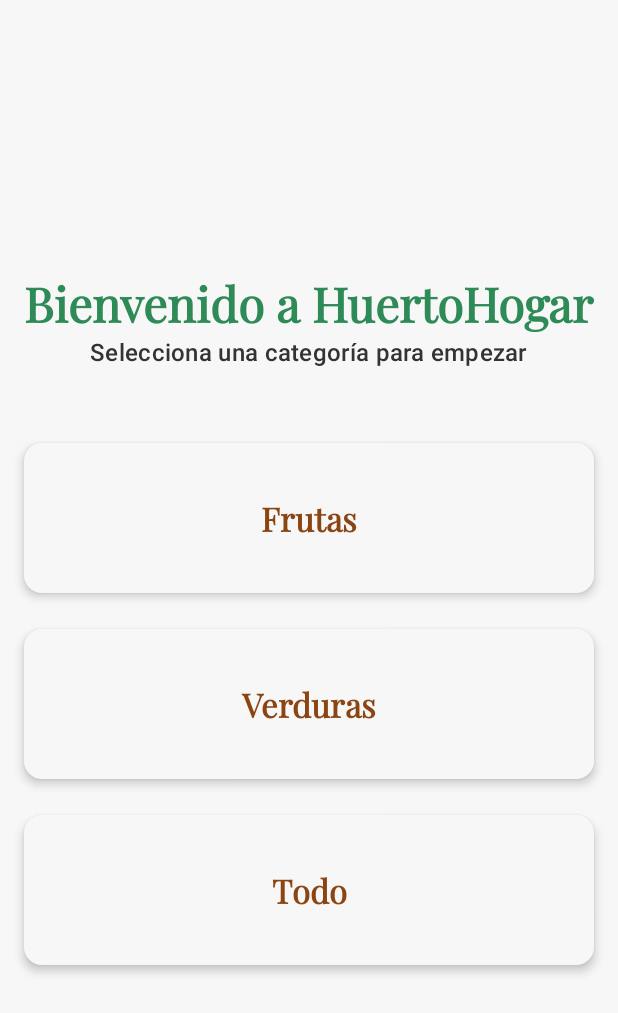
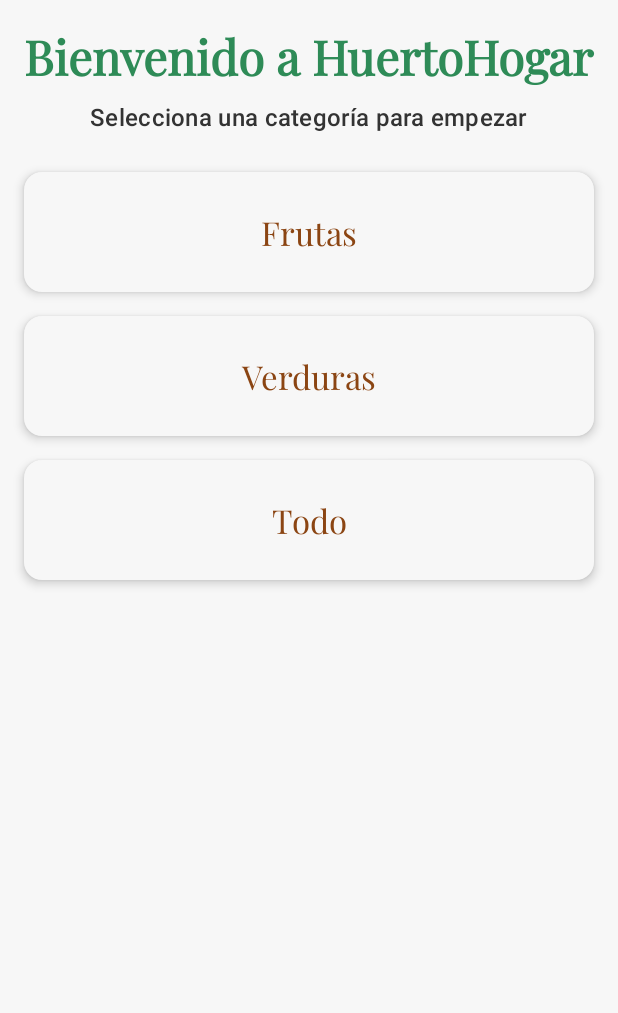
Before and after one commit to breyeszx/HuertoHogar, an Android app built with Jetpack Compose: the composable HomeScreen shown on its own in the app's theme, on a phone screen of 412 x 824 dp. Shown: the top 1013 px of the screen. Run offline under Robolectric (Android 15) with nearby library versions, the phone set to English and light mode, and no system bars; pictures from the network do not load; Roboto replaces fonts that are not available here.

```diff
--- /dev/null
+++ b/app/src/main/java/com/brzdev/huertohogar/data/api/WeatherApi.kt
@@ -0,0 +1,29 @@
+package com.brzdev.huertohogar.data.api
+
+import retrofit2.Retrofit
+import retrofit2.converter.gson.GsonConverterFactory
+import retrofit2.http.GET
+import retrofit2.http.Query
+
+interface WeatherApi {
+    @GET("data/2.5/weather")
+    suspend fun getCurrentWeather(
+        @Query("lat") lat: Double,
+        @Query("lon") lon: Double,
+        @Query("appid") apiKey: String,
+        @Query("units") units: String = "metric",
+        @Query("lang") lang: String = "es"
+    ): WeatherResponse
+
+    companion object {
+        private const val BASE_URL = "https://api.openweathermap.org/"
+
+        fun create(): WeatherApi {
+            return Retrofit.Builder()
+                .baseUrl(BASE_URL)
+                .addConverterFactory(GsonConverterFactory.create())
+                .build()
+                .create(WeatherApi::class.java)
+        }
+    }
+}
--- a/app/src/main/java/com/brzdev/huertohogar/ui/view/HomeScreen.kt
+++ b/app/src/main/java/com/brzdev/huertohogar/ui/view/HomeScreen.kt
@@ -3,63 +3,103 @@ package com.brzdev.huertohogar.ui.view
 import androidx.compose.foundation.clickable
 import androidx.compose.foundation.layout.*
 import androidx.compose.material3.*
-import androidx.compose.runtime.Composable
+import androidx.compose.runtime.*
 import androidx.compose.ui.Alignment
 import androidx.compose.ui.Modifier
-import androidx.compose.ui.text.font.FontWeight
 import androidx.compose.ui.unit.dp
 import androidx.navigation.NavController
+import coil.compose.AsyncImage
+import com.brzdev.huertohogar.data.api.WeatherApi
+import com.brzdev.huertohogar.data.api.WeatherResponse
 import com.brzdev.huertohogar.viewmodel.ProductViewModel
+import kotlinx.coroutines.launch
 
 @Composable
 fun HomeScreen(
     navController: NavController,
     viewModel: ProductViewModel
 ) {
+    val scope = rememberCoroutineScope()
+    var weatherData by remember { mutableStateOf<WeatherResponse?>(null) }
+
+    val apiKey = "ddf05c11c18177ff4c179a759543c894"
+
+    LaunchedEffect(Unit) {
+        scope.launch {
+            try {
+                val response = WeatherApi.create().getCurrentWeather(-33.4489, -70.6693, apiKey)
+                weatherData = response
+            } catch (e: Exception) {
+            }
+        }
+    }
+
     Column(
         modifier = Modifier
             .fillMaxSize()
             .padding(16.dp),
-        verticalArrangement = Arrangement.Center,
         horizontalAlignment = Alignment.CenterHorizontally
     ) {
+
+        if (weatherData != null) {
+            Card(
+                modifier = Modifier
+                    .fillMaxWidth()
+                    .padding(bottom = 24.dp),
+                colors = CardDefaults.cardColors(containerColor = MaterialTheme.colorScheme.primaryContainer)
+            ) {
+                Row(
+                    modifier = Modifier.padding(16.dp),
+                    verticalAlignment = Alignment.CenterVertically
+                ) {
+                    AsyncImage(
+                        model = "https://openweathermap.org/img/wn/${weatherData!!.weather.first().icon}@2x.png",
+                        contentDescription = "Icono del clima",
+                        modifier = Modifier.size(50.dp)
+                    )
+                    Spacer(modifier = Modifier.width(16.dp))
+                    Column {
+                        Text(
+                            text = "${weatherData!!.main.temp.toInt()}°C en ${weatherData!!.name}",
+                            style = MaterialTheme.typography.titleMedium
+                        )
+                        Text(
+                            text = weatherData!!.weather.first().description.replaceFirstChar { it.uppercase() },
+                            style = MaterialTheme.typography.bodyMedium
+                        )
+                    }
+                }
+            }
+        }
+
         Text(
             "Bienvenido a HuertoHogar",
             style = MaterialTheme.typography.headlineLarge,
             color = MaterialTheme.colorScheme.primary,
-            fontWeight = FontWeight.Bold
+            fontWeight = androidx.compose.ui.text.font.FontWeight.Bold
         )
         Text(
             "Selecciona una categoría para empezar",
             style = MaterialTheme.typography.titleMedium,
-            modifier = Modifier.padding(bottom = 48.dp)
+            modifier = Modifier.padding(bottom = 24.dp, top = 8.dp)
         )
 
-        CategoryButton(
-            text = "Frutas",
-            onClick = {
+        CategoryButton("Frutas") {
             viewModel.selectCategory("Frutas Frescas")
             navController.navigate("productList")
         }
-        )
-        Spacer(modifier = Modifier.height(24.dp))
+        Spacer(modifier = Modifier.height(16.dp))
 
-        CategoryButton(
-            text = "Verduras",
-            onClick = {
+        CategoryButton("Verduras") {
             viewModel.selectCategory("Verduras Orgánicas")
             navController.navigate("productList")
         }
-        )
-        Spacer(modifier = Modifier.height(24.dp))
+        Spacer(modifier = Modifier.height(16.dp))
 
-        CategoryButton(
-            text = "Todo",
-            onClick = {
+        CategoryButton("Todo") {
             viewModel.selectCategory("Todos")
             navController.navigate("productList")
         }
-        )
     }
 }
 
@@ -68,20 +108,13 @@ fun CategoryButton(text: String, onClick: () -> Unit) {
     Card(
         modifier = Modifier
             .fillMaxWidth()
-            .height(100.dp)
+            .height(80.dp)
             .clickable(onClick = onClick),
         elevation = CardDefaults.cardElevation(defaultElevation = 4.dp),
         colors = CardDefaults.cardColors(containerColor = MaterialTheme.colorScheme.surface)
     ) {
-        Box(
-            modifier = Modifier.fillMaxSize(),
-            contentAlignment = Alignment.Center
-        ) {
-            Text(
-                text = text,
-                style = MaterialTheme.typography.titleLarge,
-                fontWeight = FontWeight.Bold
-            )
+        Box(modifier = Modifier.fillMaxSize(), contentAlignment = Alignment.Center) {
+            Text(text = text, style = MaterialTheme.typography.titleLarge)
         }
     }
 }
```
Also changed, not shown: app/build.gradle.kts (+7 -3 lines), app/src/main/java/com/brzdev/huertohogar/data/api/WeatherModels.kt (added, +17 -0 lines), 1 other file. Lines whose indentation alone changed are shown as unchanged.
